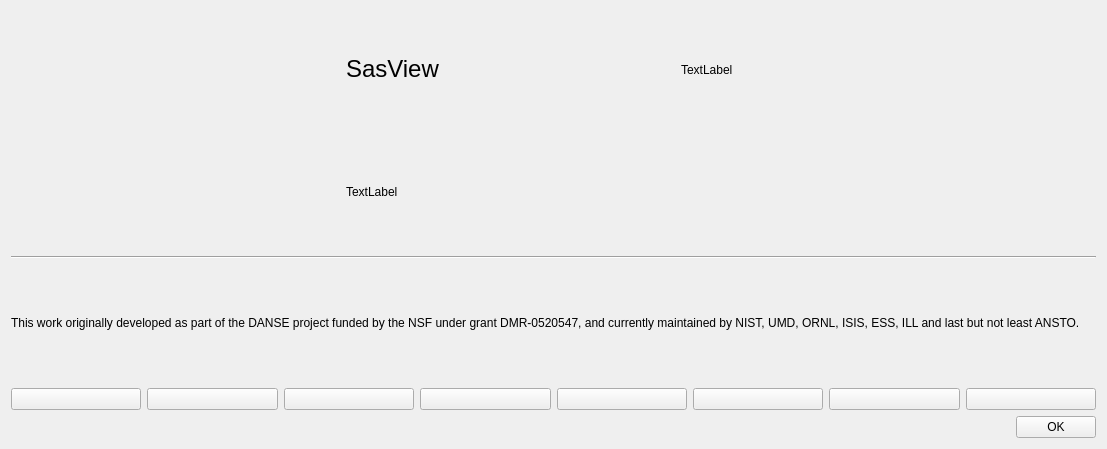
Old version of the form src/sas/qtgui/MainWindow/UI/AboutUI.ui in the repository SasView/sasview.
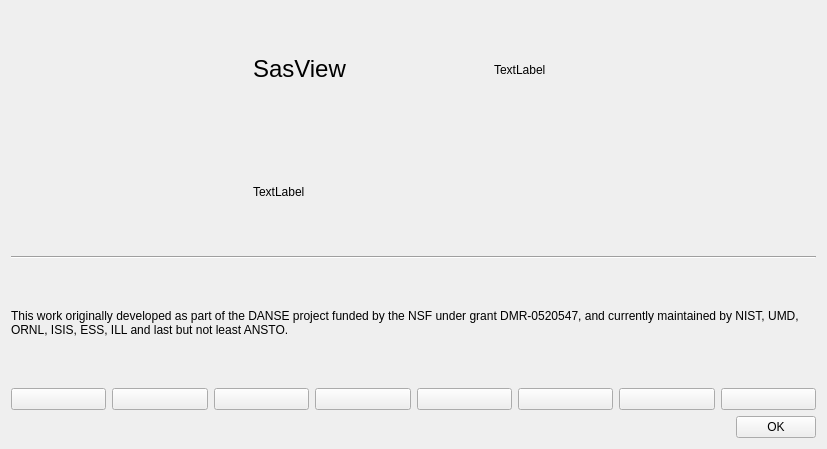
New version of the form. Icons and pictures are not drawn.

```diff
--- a/src/sas/qtgui/MainWindow/UI/AboutUI.ui
+++ b/src/sas/qtgui/MainWindow/UI/AboutUI.ui
@@ -6,7 +6,7 @@
    <rect>
     <x>0</x>
     <y>0</y>
-    <width>1107</width>
+    <width>827</width>
     <height>449</height>
    </rect>
   </property>
```
Left out of the diff: 5 changed lines with no effect on the pictures.
